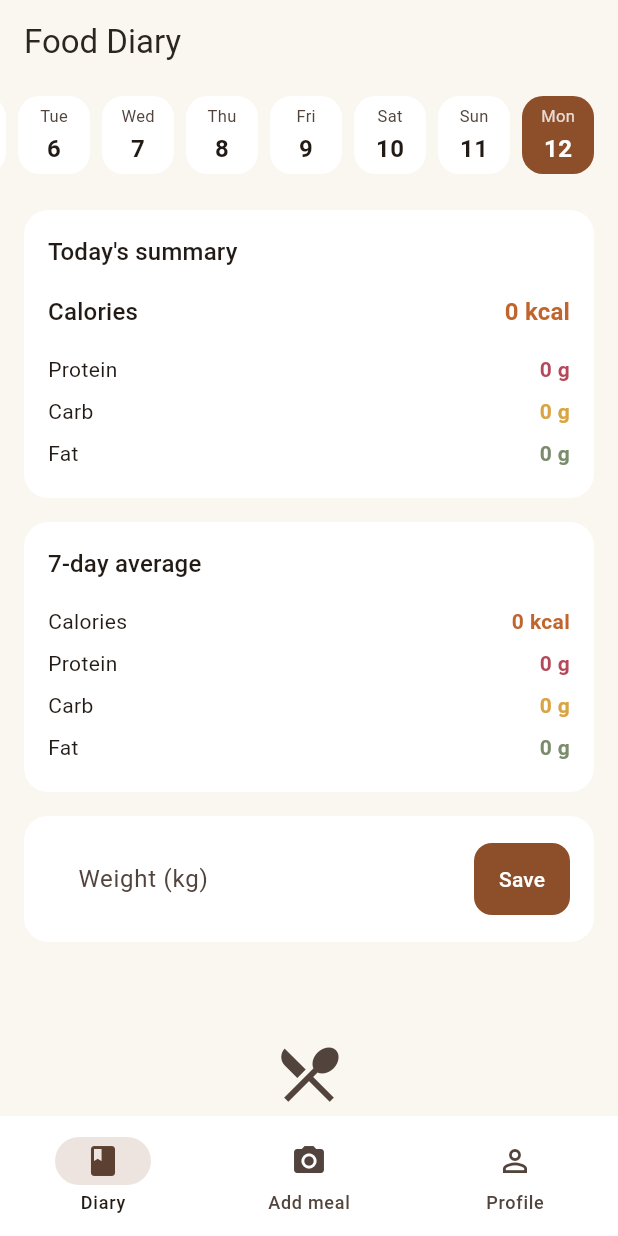
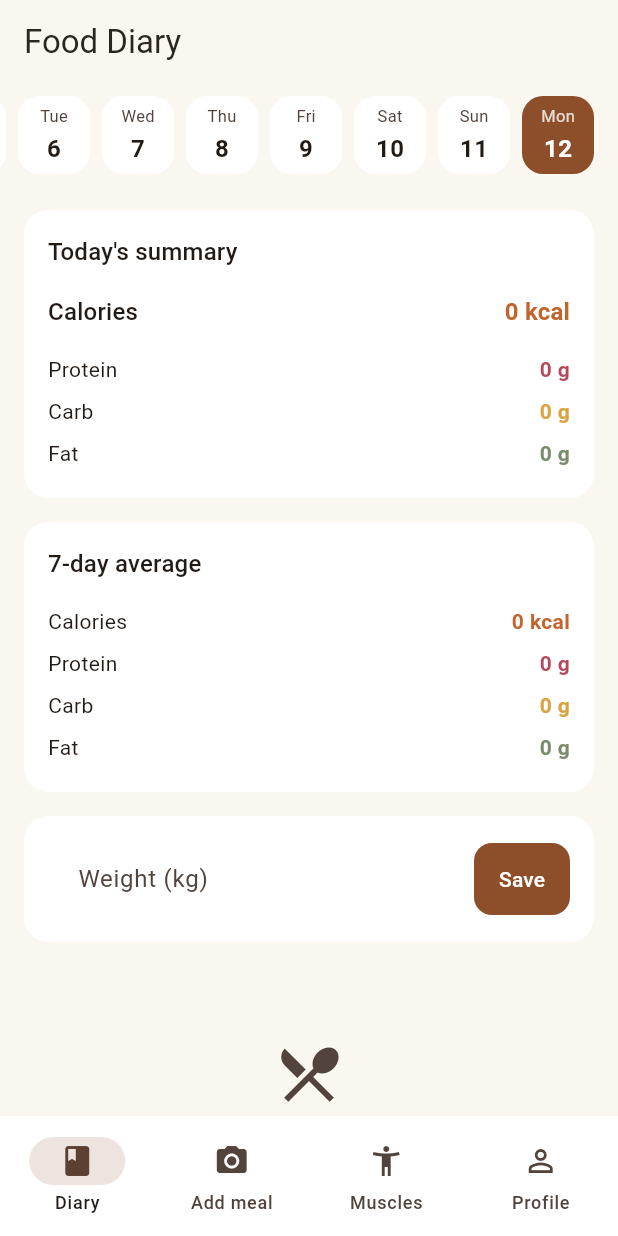
Before and after one commit to thunyataps/food_diary, a Flutter app: the screen it shows once a user with an empty profile is signed in, on a phone screen of 412 x 824 dp. Run offline on Flutter 3.47's test engine with Material 3 defaults, Android fonts, the phone set to English and light mode, and no system bars; our stand-ins replace fl_chart, flutter_image_compress, flutter_svg, image_picker, open_filex, package_info_plus and 2 more; missing offline and left inert: flutter_inappwebview; accounts and stored records are empty; generated files the repository leaves out were written again.

Commit message:
Add Muscles tab to the bottom navigation
Co-Authored-By: Claude Opus 5.5 <noreply@anthropic.com>

```diff
--- a/lib/main.dart
+++ b/lib/main.dart
@@ -1,4 +1,5 @@
 import 'package:flutter/material.dart';
+import 'package:flutter/services.dart';
 import 'package:package_info_plus/package_info_plus.dart';
 import 'package:shared_preferences/shared_preferences.dart';
 import 'package:supabase_flutter/supabase_flutter.dart';
@@ -10,6 +11,8 @@ import 'features/analyze/capture_screen.dart';
 import 'features/diary/diary_repository.dart';
 import 'features/diary/diary_screen.dart';
 import 'features/diary/weight_repository.dart';
+import 'features/muscles/muscle_catalog.dart';
+import 'features/muscles/muscle_map_screen.dart';
 import 'features/profile/profile_repository.dart';
 import 'features/profile/profile_screen.dart';
 import 'features/settings/goals_repository.dart';
@@ -192,6 +195,7 @@ class _HomeShellState extends State<_HomeShell> {
   late Future<WeightLog?> _latestWeightFuture;
   late Future<List<WeightLog>> _recentWeightsFuture;
   late Future<String> _versionFuture;
+  late Future<MuscleCatalog> _muscleCatalogFuture;
 
   @override
   void initState() {
@@ -200,6 +204,7 @@ class _HomeShellState extends State<_HomeShell> {
     _latestWeightFuture = widget.weightRepository.fetchLatestWeight();
     _recentWeightsFuture = widget.weightRepository.fetchRecentWeights();
     _versionFuture = PackageInfo.fromPlatform().then((info) => info.version);
+    _muscleCatalogFuture = MuscleCatalog.load(rootBundle);
   }
 
   Future<void> _openGoals() async {
@@ -236,6 +241,16 @@ class _HomeShellState extends State<_HomeShell> {
                 : null,
           );
           if (mounted) setState(() => _tab = 0);
+        },
+      ),
+      FutureBuilder<MuscleCatalog>(
+        future: _muscleCatalogFuture,
+        builder: (context, snapshot) {
+          final catalog = snapshot.data;
+          if (catalog == null) {
+            return const Center(child: CircularProgressIndicator());
+          }
+          return MuscleMapScreen(catalog: catalog);
         },
       ),
       FutureBuilder<UserProfile?>(
@@ -299,6 +314,10 @@ class _HomeShellState extends State<_HomeShell> {
             label: AppLocalizations.of(context).captureAppBarTitle,
           ),
           NavigationDestination(
+            icon: const Icon(Icons.accessibility_new),
+            label: AppLocalizations.of(context).musclesAppBarTitle,
+          ),
+          NavigationDestination(
             icon: const Icon(Icons.person_outline),
             label: AppLocalizations.of(context).profileAppBarTitle,
           ),
```
